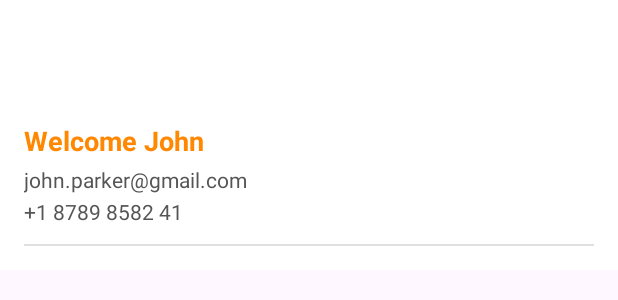
After one commit to RushiNChapadia/SuperCart_EcommerceApp, an Android app: the layout nav_header.xml on its own in the app's theme, with its tools: preview values and no code run, on a phone screen of 412 x 824 dp. The commit adds this screen. Shown: the top 300 px of the screen. Run offline under Robolectric (Android 15) with nearby library versions, the phone set to English and light mode, and no system bars.

Commit message:
Implemented Dashboard with Navigation Drawer and Categories
- Redesigned the Dashboard layout using `DrawerLayout` for navigation.
- Added a `Toolbar` and a `NavigationView`.
- Implemented a `RecyclerView` with a `GridLayoutManager` to display product categories.
- Fetched category data from the API and populated the `RecyclerView`.

```diff
--- a/app/build.gradle.kts
+++ b/app/build.gradle.kts
@@ -51,4 +51,5 @@ dependencies {
     implementation ("com.squareup.retrofit2:retrofit:2.9.0")
     implementation ("com.squareup.retrofit2:converter-gson:2.9.0")
     implementation ("com.squareup.okhttp3:logging-interceptor:4.9.3")
+    implementation("com.github.bumptech.glide:glide:5.0.5")
 }
--- a/app/src/main/java/com/example/ecommerceapp/remote/ApiClient.kt
+++ b/app/src/main/java/com/example/ecommerceapp/remote/ApiClient.kt
@@ -22,7 +22,7 @@ object ApiClient {
             .build()
 
         Retrofit.Builder()
-            .baseUrl("http://192.168.1.241/myshop/index.php/")
+            .baseUrl("http://10.0.2.2/myshop/index.php/")
             .client(client)
             .addConverterFactory(GsonConverterFactory.create())
             .build()
--- a/app/src/main/java/com/example/ecommerceapp/remote/ApiService.kt
+++ b/app/src/main/java/com/example/ecommerceapp/remote/ApiService.kt
@@ -1,11 +1,13 @@
 package com.example.ecommerceapp.remote
 
+import com.example.ecommerceapp.model.CategoryResponse
 import com.example.ecommerceapp.model.LoginRequest
 import com.example.ecommerceapp.model.LoginResponse
 import com.example.ecommerceapp.model.SignupRequest
 import com.example.ecommerceapp.model.SignupResponse
 import retrofit2.Call
 import retrofit2.http.Body
+import retrofit2.http.GET
 import retrofit2.http.Headers
 import retrofit2.http.POST
 
@@ -19,6 +21,9 @@ interface ApiService {
     @POST("User/register")
     fun signup(@Body signupRequest: SignupRequest): Call<SignupResponse>
 
+    @Headers("Content-Type: application/json")
+    @GET("Category")
+    fun getCategories(): Call<CategoryResponse>
     companion object{
         fun getInstance(): ApiService=ApiClient.retrofit.create(ApiService::class.java)
 
--- /dev/null
+++ b/app/src/main/res/layout/nav_header.xml
@@ -0,0 +1,41 @@
+<LinearLayout xmlns:android="http://schemas.android.com/apk/res/android"
+    android:orientation="vertical"
+    android:background="@color/white"
+    android:padding="16dp"
+    android:layout_width="match_parent"
+    android:layout_height="180dp"
+    android:gravity="bottom">
+
+    <TextView
+        android:id="@+id/tvWelcomeName"
+        android:layout_width="wrap_content"
+        android:layout_height="wrap_content"
+        android:text="Welcome John"
+        android:textColor="@android:color/holo_orange_dark"
+        android:textSize="18sp"
+        android:textStyle="bold"
+        android:layout_marginBottom="4dp" />
+
+    <TextView
+        android:id="@+id/tvUserEmail"
+        android:layout_width="wrap_content"
+        android:layout_height="wrap_content"
+        android:text="john.parker@gmail.com"
+        android:textColor="#555555"
+        android:textSize="14sp" />
+
+    <TextView
+        android:id="@+id/tvUserPhone"
+        android:layout_width="wrap_content"
+        android:layout_height="wrap_content"
+        android:text="+1 8789 8582 41"
+        android:textColor="#555555"
+        android:textSize="14sp"
+        android:layout_marginTop="2dp" />
+
+    <View
+        android:layout_width="match_parent"
+        android:layout_height="1dp"
+        android:layout_marginTop="12dp"
+        android:background="#E0E0E0" />
+</LinearLayout>
--- a/app/src/main/res/values/strings.xml
+++ b/app/src/main/res/values/strings.xml
@@ -1,3 +1,5 @@
 <resources>
     <string name="app_name">EcommerceApp</string>
+    <string name="navigation_drawer_open">Open navigation drawer</string>
+    <string name="navigation_drawer_close">Close navigation drawer</string>
 </resources>
```
Also changed, not shown: app/src/main/java/com/example/ecommerceapp/CategoryAdapter.kt (added, +29 -0 lines), app/src/main/java/com/example/ecommerceapp/DashboardActivity.kt (+55 -6 lines), app/src/main/java/com/example/ecommerceapp/model/Category.kt (added, +15 -0 lines), app/src/main/java/com/example/ecommerceapp/model/CategoryResponse.kt (added, +13 -0 lines), app/src/main/res/layout/activity_dashboard.xml (+70 -6 lines), app/src/main/res/layout/item_category.xml (added, +33 -0 lines), app/src/main/res/menu/menu_navigation.xml (added, +31 -0 lines).
